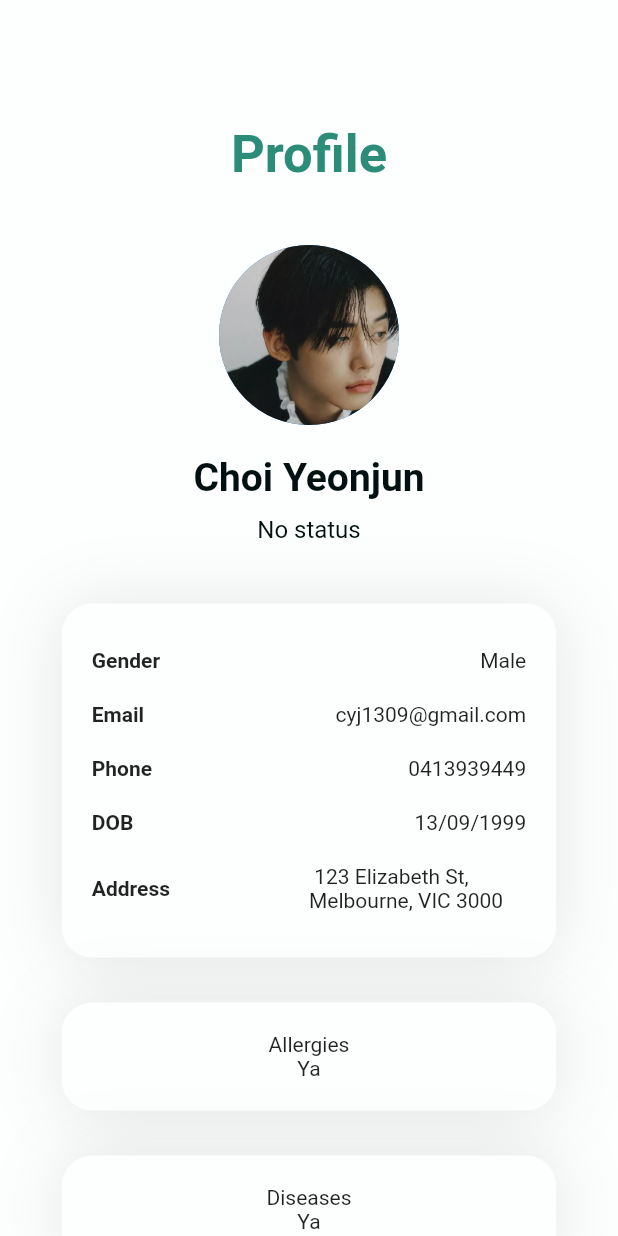
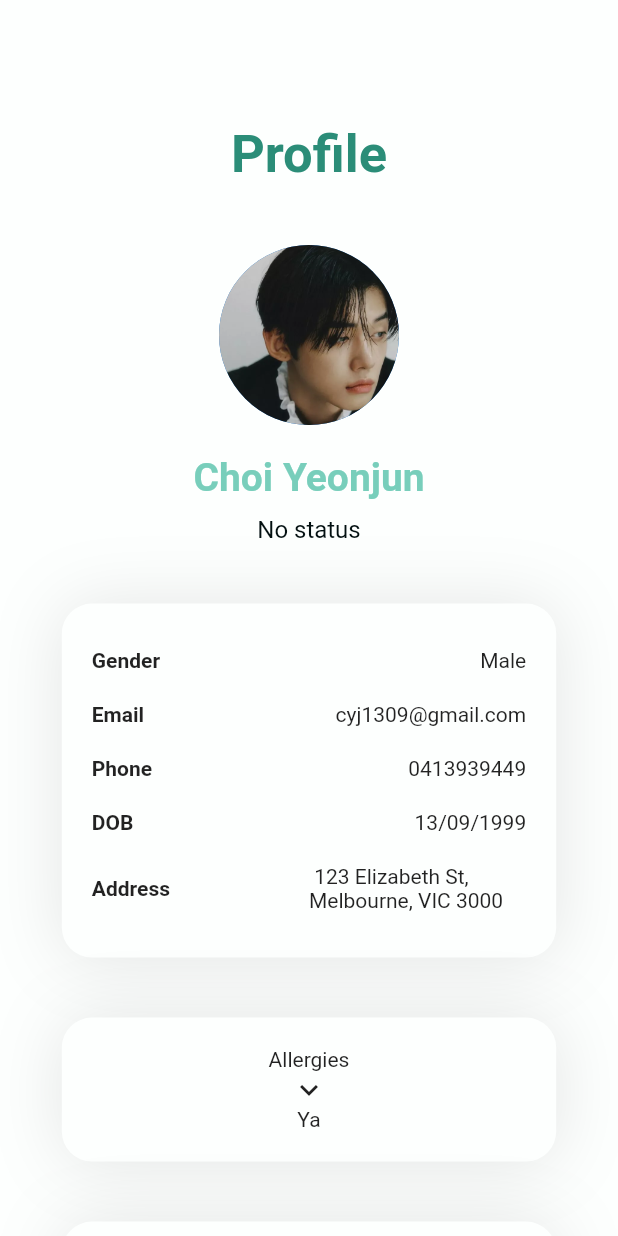
Before and after one commit to ND-Telemedicine-App/ND-Telemedicine-App, a Flutter app: the ProfilePage screen opened directly, on a phone screen of 412 x 824 dp. Run offline on Flutter 3.47's test engine with Material 2 defaults, Android fonts, the phone set to English and light mode, and no system bars.

Commit message:
Generalize shadow container component

```diff
--- a/lib/pages/profile_page.dart
+++ b/lib/pages/profile_page.dart
@@ -37,7 +37,7 @@ class _ProfilePageState extends State<ProfilePage> {
                 child: Text("Choi Yeonjun",
                     style: TextStyle(
                       fontSize: 26,
-                      color: Color(0xff031011),
+                      color: Color(0xff78CEBB),
                       fontWeight: FontWeight.bold,
                     )),
               ),
@@ -47,22 +47,7 @@ class _ProfilePageState extends State<ProfilePage> {
                     color: Color(0xff031011),
                   )),
               // Info section
-              Container(
-                  margin: EdgeInsets.only(top: 40),
-                  padding: EdgeInsets.all(20),
-                  width: screenWidth * 0.8,
-                  decoration: BoxDecoration(
-                    borderRadius: BorderRadius.circular(20),
-                    color: Color(0xffFDFFFE),
-                    boxShadow: [
-                      BoxShadow(
-                        color: Colors.black.withOpacity(0.1),
-                        blurRadius: 40,
-                        offset: Offset(0.5, 1), // changes position of shadow
-                      ),
-                    ],
-                  ),
-                  child: Column(children: const [
+                  ShadowContainer(content: Column(children: const [
                     InfoRow(infoHeader: "Gender", infoContent: "Male"),
                     InfoRow(
                         infoHeader: "Email", infoContent: "cyj1309@gmail.com"),
@@ -72,9 +57,27 @@ class _ProfilePageState extends State<ProfilePage> {
                         infoHeader: "Address",
                         infoContent: " 123 Elizabeth St, Melbourne, VIC 3000")
                   ])),
-              ShadowContainer(title: "Allergies", arrow: Icon(Icons.keyboard_arrow_down), content: Text("Ya")),
-                  ShadowContainer(title: "Diseases", arrow: Icon(Icons.keyboard_arrow_down), content: Text("Ya")),
-                  ShadowContainer(title: "Medication", arrow: Icon(Icons.keyboard_arrow_down), content: Text("Ya"))
+              ShadowContainer(content: Column(
+                  children: const [
+                    Text("Allergies"),
+                    Icon(Icons.keyboard_arrow_down),
+                    Text("Ya"),
+                  ],
+                )),
+            ShadowContainer(content: Column(
+                  children: const [
+                  Text("Diseases"),
+                  Icon(Icons.keyboard_arrow_down),
+                  Text("Ya"),
+              ],
+            )),
+            ShadowContainer(content: Column(
+              children: const [
+                Text("Medication"),
+                Icon(Icons.keyboard_arrow_down),
+                Text("Ya"),
+              ],
+            )),
             ]))
         ));
   }
--- a/lib/widgets/features/shadow_container.dart
+++ b/lib/widgets/features/shadow_container.dart
@@ -3,13 +3,9 @@ import 'package:flutter/material.dart';
 class ShadowContainer extends StatelessWidget {
   const ShadowContainer({
     Key? key,
-    required this.title,
-    required this.arrow,
     required this.content,
   }) : super(key:key);
 
-  final String title;
-  final Icon arrow;
   final Widget content;
 
 
@@ -18,7 +14,7 @@ class ShadowContainer extends StatelessWidget {
     double screenWidth = MediaQuery.of(context).size.width;
 
     return Container(
-        margin: EdgeInsets.only(top: 30),
+        margin: EdgeInsets.only(top: 40),
         padding: EdgeInsets.all(20),
         width: screenWidth * 0.8,
         decoration: BoxDecoration(
@@ -32,12 +28,7 @@ class ShadowContainer extends StatelessWidget {
             ),
           ],
         ),
-        child: Column(
-          children: <Widget> [
-            Text(title),
-            content,
-          ],
-        ),
+        child: content,
     );
   }
 }
```
